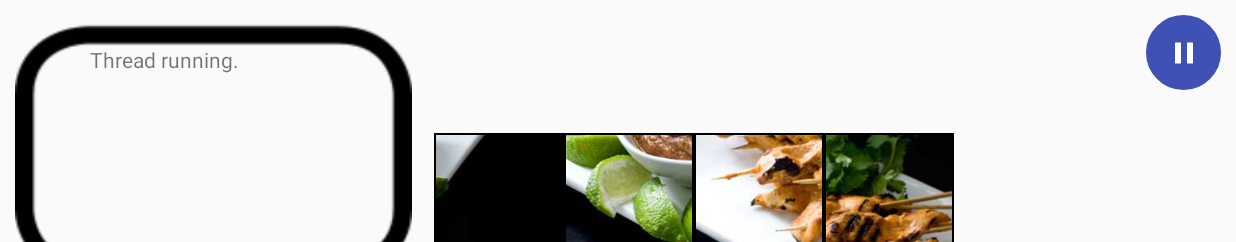
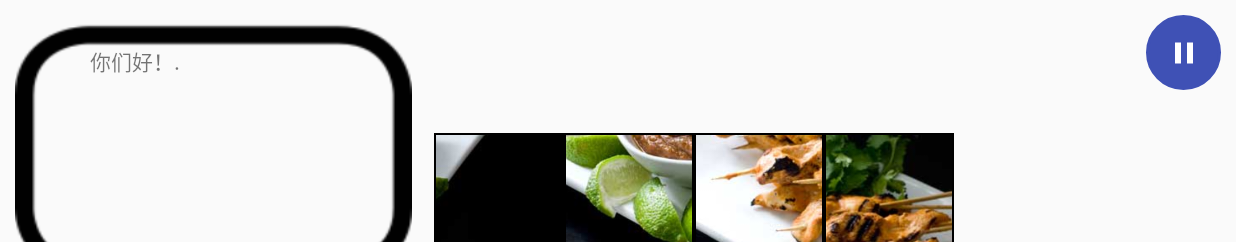
Before and after one commit to darkvoid32/SCCL, an Android app: the PuzzleActivity screen opened directly, with no data from a screen before it, on a phone screen of 824 x 412 dp (held sideways). Shown: the top 242 px of the screen. Run offline under Robolectric (Android 15) with nearby library versions, the phone set to English and light mode, and no system bars.

Commit message:
Changed to chinese text

```diff
--- a/app/src/main/java/com/sccl/nikonikonii/sccl/Activities/PuzzleActivity.java
+++ b/app/src/main/java/com/sccl/nikonikonii/sccl/Activities/PuzzleActivity.java
@@ -121,7 +121,7 @@ public class PuzzleActivity extends AppCompatActivity {
     }
 
     private void changeMascotPosition() {
-        String text = "Thread running";
+        String text = "你们好！";
             switch(mascotPosition){
                 case 0:
                     mascotIV.setImageResource(R.drawable.panda1);
```
Also changed, not shown: 1 other file.
